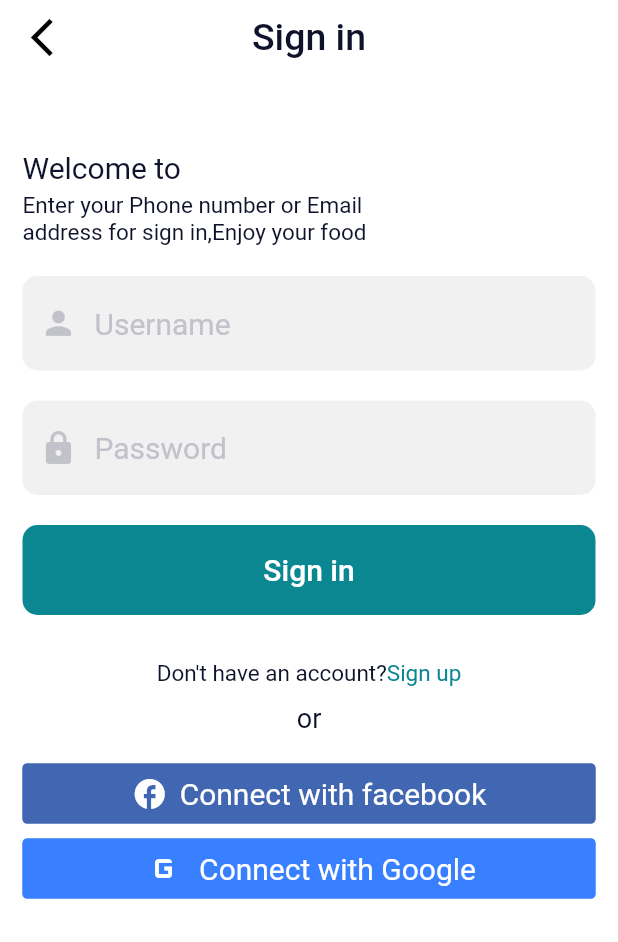
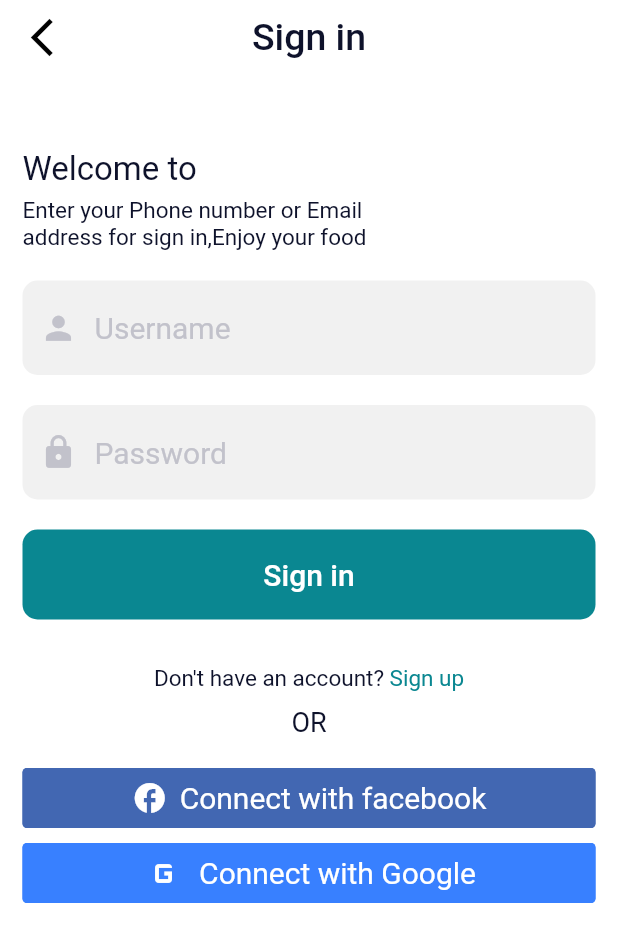
Before and after one commit to Heshamazab1999/food_door, a Flutter app: the screen it shows after launch, on a phone screen of 412 x 824 dp. Shown: the top 942 px of the screen. Run offline on Flutter 3.47's test engine with Material 2 defaults, Android fonts, the phone set to English and light mode, and no system bars; drawn by our look-alikes of getwidget; our stand-ins replace get.

Commit message:
finish registerScreen

```diff
--- /dev/null
+++ b/lib/Routes/app_routes.dart
@@ -0,0 +1,4 @@
+class AppRoutes {
+  static const loginScreen = '/';
+  static const registerScreen = "/Register_Screen";
+}
--- /dev/null
+++ b/lib/Routes/app_screen.dart
@@ -0,0 +1,11 @@
+import 'package:food_door/Routes/app_routes.dart';
+import 'package:food_door/screens/signinScreen/login_screen.dart';
+import 'package:food_door/screens/signupScreen/signup_screen.dart';
+import 'package:get/get.dart';
+
+class AppScreen {
+  static final screens = [
+    GetPage(name: AppRoutes.loginScreen, page: () => const LoginScreen()),
+    GetPage(name: AppRoutes.registerScreen, page: () => const RegisterScreen()),
+  ];
+}
--- a/lib/components/fixed_appbar.dart
+++ b/lib/components/fixed_appbar.dart
@@ -1,5 +1,6 @@
 import 'package:flutter/material.dart';
 import 'package:food_door/constant.dart';
+import 'package:get/get.dart';
 
 class FixedAppbar extends StatelessWidget with PreferredSizeWidget {
   final String? label;
@@ -13,7 +14,7 @@ class FixedAppbar extends StatelessWidget with PreferredSizeWidget {
       backgroundColor: K.whiteColor,
       leading: IconButton(
         onPressed: () {
-          Navigator.pop(context);
+          Get.back();
         },
         icon: const Icon(
           Icons.arrow_back_ios_new_sharp,
--- a/lib/components/rich_text.dart
+++ b/lib/components/rich_text.dart
@@ -3,19 +3,21 @@ import 'package:flutter/material.dart';
 import 'package:food_door/constant.dart';
 
 class FixedRichTextLogin extends StatelessWidget {
+  final String? leftLabel;
+  final String? rightLabel;
   final Function()? onTap;
 
-  const FixedRichTextLogin({Key? key, this.onTap}) : super(key: key);
+  const FixedRichTextLogin({Key? key, this.onTap,this.leftLabel,this.rightLabel}) : super(key: key);
 
   @override
   Widget build(BuildContext context) {
     return RichText(
         text: TextSpan(
-            text: "Don't have an account?",
-            style: const TextStyle(fontSize: 15, color: K.blackColor),
+            text: leftLabel,
+            style: K.textStyle,
             children: [
           TextSpan(
-              text: "Sign up",
+              text: rightLabel,
               style: const TextStyle(fontSize: 15, color: K.mainColor),
               recognizer: TapGestureRecognizer()..onTap = onTap)
         ]));
--- a/lib/constant.dart
+++ b/lib/constant.dart
@@ -7,4 +7,6 @@ class K {
   static const grayColor = Color(0xFFC2C2CB);
   static const hintStyle = TextStyle(color: K.grayColor, fontSize: 20);
   static const textButtonStyle = TextStyle(color: K.whiteColor, fontSize: 20);
+  static const welcomeTextStyle = TextStyle(fontSize: 22, color: K.blackColor);
+  static const textStyle = TextStyle(fontSize: 15, color: K.blackColor);
 }
--- a/lib/main.dart
+++ b/lib/main.dart
@@ -1,8 +1,10 @@
 import 'package:flutter/material.dart';
-import 'package:food_door/screens/loginScreen/login_screen.dart';
+import 'package:food_door/Routes/app_routes.dart';
+import 'package:food_door/Routes/app_screen.dart';
+import 'package:get/get.dart';
 
 void main() {
-  runApp( const MyApp());
+  runApp(const MyApp());
 }
 
 class MyApp extends StatelessWidget {
@@ -10,9 +12,10 @@ class MyApp extends StatelessWidget {
 
   @override
   Widget build(BuildContext context) {
-    return const MaterialApp(
+    return  GetMaterialApp(
       debugShowCheckedModeBanner: false,
-      home: LoginScreen(),
+      initialRoute: AppRoutes.loginScreen,
+      getPages: AppScreen.screens,
     );
   }
 }
--- /dev/null
+++ b/lib/screens/signinScreen/login_screen.dart
@@ -0,0 +1,124 @@
+import 'package:flutter/material.dart';
+import 'package:food_door/Routes/app_routes.dart';
+import 'package:food_door/components/fixed_appbar.dart';
+import 'package:food_door/components/fixed_button.dart';
+import 'package:food_door/components/rich_text.dart';
+import 'package:food_door/components/text_from_field.dart';
+import 'package:food_door/constant.dart';
+import 'package:get/get.dart';
+import 'package:getwidget/components/button/gf_button.dart';
+import 'package:getwidget/types/gf_button_type.dart';
+
+class LoginScreen extends StatelessWidget {
+  const LoginScreen({Key? key}) : super(key: key);
+
+  @override
+  Widget build(BuildContext context) {
+    return Scaffold(
+      backgroundColor: K.whiteColor,
+      appBar: FixedAppbar(
+        key: key,
+        label: "Sign in",
+      ),
+      body: SingleChildScrollView(
+        child: Padding(
+          padding: const EdgeInsets.symmetric(horizontal: 15),
+          child: Column(
+            crossAxisAlignment: CrossAxisAlignment.start,
+            children: [
+              const SizedBox(
+                height: 50,
+              ),
+              const Text("Welcome to", style: K.welcomeTextStyle),
+              const SizedBox(
+                height: 5,
+              ),
+              const Text(
+                  "Enter your Phone number or Email\naddress for sign in,Enjoy your food",
+                  style: K.textStyle),
+              const SizedBox(
+                height: 10,
+              ),
+              FixedTextFieldInput(
+                key: key,
+                label: "Username",
+                icon: Icons.person,
+                onChange: (v) {
+                  print(v);
+                },
+              ),
+              FixedTextFieldInput(
+                key: key,
+                icon: Icons.lock,
+                label: "Password",
+                onChange: (v) {
+                  print(v);
+                },
+              ),
+              const SizedBox(
+                height: 10,
+              ),
+              FixedButton(
+                key: key,
+                label: "Sign in",
+                onTap: () {},
+              ),
+              const SizedBox(
+                height: 30,
+              ),
+              Center(
+                child: FixedRichTextLogin(
+                  leftLabel: "Don't have an account?",
+                  rightLabel: " Sign up",
+                  onTap: () {
+                    Get.toNamed(AppRoutes.registerScreen);
+                    print("c");
+                  },
+                  key: key,
+                ),
+              ),
+              const SizedBox(
+                height: 10,
+              ),
+              const Center(
+                  child: Text("OR",
+                      style: TextStyle(fontSize: 18, color: K.blackColor))),
+              const SizedBox(
+                height: 20,
+              ),
+              GFButton(
+                color: const Color(0xFF4267B2),
+                onPressed: () {},
+                text: "Connect with facebook",
+                textStyle: K.textButtonStyle,
+                size: 50,
+                icon: const Icon(
+                  Icons.facebook,
+                  color: K.whiteColor,
+                ),
+                type: GFButtonType.solid,
+                fullWidthButton: true,
+              ),
+              const SizedBox(
+                height: 10,
+              ),
+              GFButton(
+                onPressed: () {},
+                text: "Connect with Google",
+                textStyle: K.textButtonStyle,
+                size: 50,
+                icon: const Icon(
+                  Icons.g_mobiledata_outlined,
+                  size: 30,
+                  color: K.whiteColor,
+                ),
+                type: GFButtonType.solid,
+                fullWidthButton: true,
+              ),
+            ],
+          ),
+        ),
+      ),
+    );
+  }
+}
--- a/pubspec.yaml
+++ b/pubspec.yaml
@@ -35,6 +35,7 @@ dependencies:
   # Use with the CupertinoIcons class for iOS style icons.
   cupertino_icons: ^1.0.2
   getwidget: ^2.0.4
+  get: ^4.5.1
 dev_dependencies:
   flutter_test:
     sdk: flutter
```
Also changed, not shown: lib/screens/signupScreen/signup_screen.dart (renamed from lib/screens/loginScreen/login_screen.dart, +31 -29 lines), pubspec.lock.
